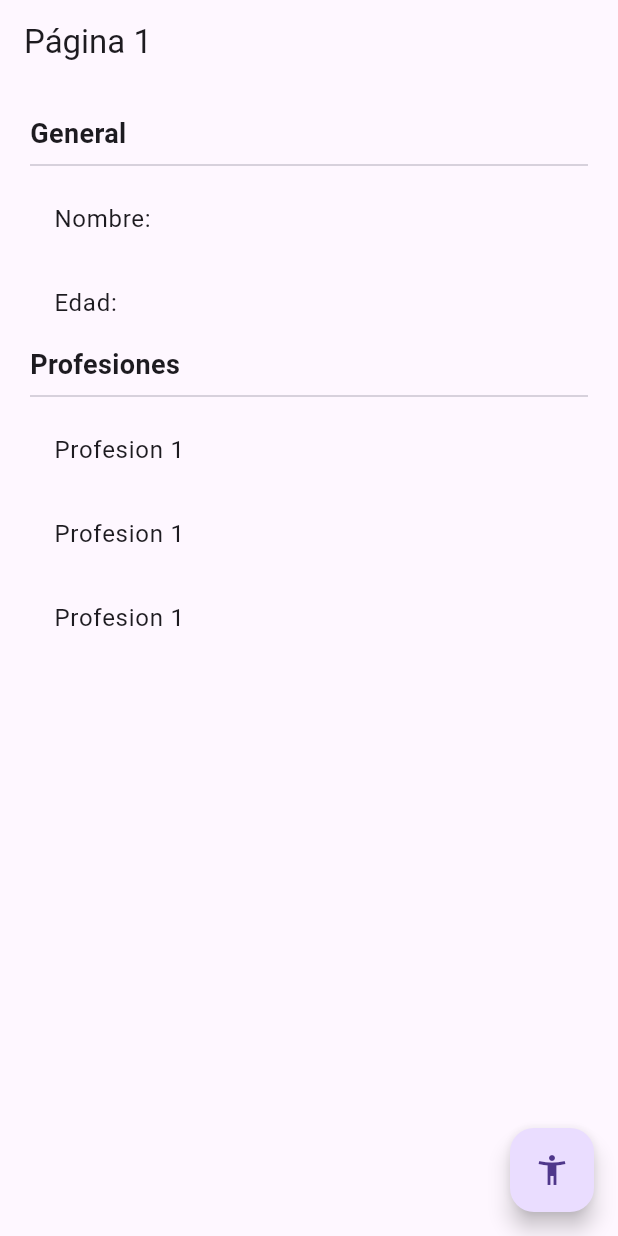
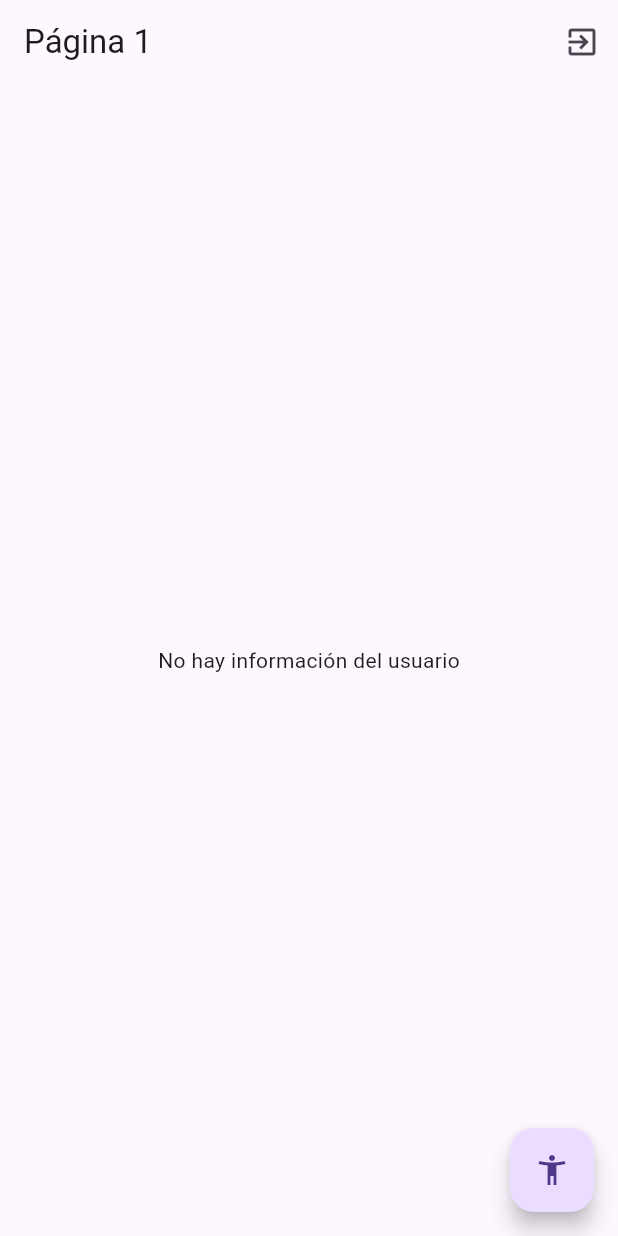
Before and after one commit to AlexanderZon/flutter_project_estados, a Flutter app: the screen it shows after launch, on a phone screen of 412 x 824 dp. Run offline on Flutter 3.47's test engine with Material 3 defaults, Android fonts, the phone set to English and light mode, and no system bars; our stand-ins replace flutter_bloc.

Commit message:
Finaliza rama cubit

```diff
--- /dev/null
+++ b/lib/bloc/usuario/usuario_cubit.dart
@@ -0,0 +1,38 @@
+import 'package:flutter_bloc/flutter_bloc.dart';
+import 'package:meta/meta.dart';
+import 'package:project_estados/models/usuario.dart';
+
+part 'usuario_state.dart';
+
+class UsuarioCubit extends Cubit<UsuarioState> {
+  UsuarioCubit() : super(UsuarioInitial());
+
+  void seleccionarUsuario(Usuario value) {
+    emit(UsuarioActivo(value));
+  }
+
+  void cambiarEdad(int value) {
+    final currentState = state;
+    if (currentState is UsuarioActivo) {
+      final newUser = currentState.usuario.copyWith(edad: value);
+      emit(UsuarioActivo(newUser));
+    }
+  }
+
+  void agregarProfesion() {
+    final currentState = state;
+    if (currentState is UsuarioActivo) {
+      final List<String> newProfesiones = [
+        ...currentState.usuario.profesiones,
+        'Profesión ${currentState.usuario.profesiones.length + 1}',
+      ];
+      final newUser =
+          currentState.usuario.copyWith(profesiones: newProfesiones);
+      emit(UsuarioActivo(newUser));
+    }
+  }
+
+  void borrarUsuario() {
+    emit(UsuarioInitial());
+  }
+}
--- /dev/null
+++ b/lib/bloc/usuario/usuario_state.dart
@@ -0,0 +1,20 @@
+part of 'usuario_cubit.dart';
+
+@immutable
+abstract class UsuarioState {}
+
+class UsuarioInitial extends UsuarioState {
+  final existeUsuario = false;
+
+  @override
+  String toString() {
+    return 'Usuario Inicial: existeUsuario: false';
+  }
+}
+
+class UsuarioActivo extends UsuarioState {
+  final existeUsuario = true;
+  final Usuario usuario;
+
+  UsuarioActivo(this.usuario);
+}
--- a/lib/main.dart
+++ b/lib/main.dart
@@ -1,4 +1,6 @@
 import 'package:flutter/material.dart';
+import 'package:flutter_bloc/flutter_bloc.dart';
+import 'package:project_estados/bloc/usuario/usuario_cubit.dart';
 import 'package:project_estados/pages/pagina1_page.dart';
 import 'package:project_estados/pages/pagina2_page.dart';
 
@@ -12,7 +14,13 @@
   // This widget is the root of your application.
   @override
   Widget build(BuildContext context) {
-    return MaterialApp(
+    return MultiBlocProvider(
+      providers: [
+        BlocProvider(
+          create: (_) => UsuarioCubit(),
+        )
+      ],
+      child: MaterialApp(
         debugShowCheckedModeBanner: false,
         title: 'Material App',
         initialRoute: 'pagina1',
@@ -20,6 +28,7 @@
           'pagina1': (_) => Pagina1Page(),
           'pagina2': (_) => Pagina2Page(),
         },
+      ),
     );
   }
 }
--- a/lib/models/usuario.dart
+++ b/lib/models/usuario.dart
@@ -1,8 +1,19 @@
 class Usuario {
-  String nombre;
-  int edad;
-  List<String> profesiones;
+  final String nombre;
+  final int edad;
+  final List<String> profesiones;
 
   Usuario(
       {required this.nombre, required this.edad, required this.profesiones});
+
+  Usuario copyWith({
+    String? nombre,
+    int? edad,
+    List<String>? profesiones,
+  }) =>
+      Usuario(
+        nombre: nombre ?? this.nombre,
+        edad: edad ?? this.edad,
+        profesiones: profesiones ?? this.profesiones,
+      );
 }
--- a/lib/pages/pagina1_page.dart
+++ b/lib/pages/pagina1_page.dart
@@ -1,15 +1,25 @@
 import 'package:flutter/material.dart';
+import 'package:flutter_bloc/flutter_bloc.dart';
+import 'package:project_estados/bloc/usuario/usuario_cubit.dart';
+import 'package:project_estados/models/usuario.dart';
 
 class Pagina1Page extends StatelessWidget {
   const Pagina1Page({super.key});
 
   @override
   Widget build(BuildContext context) {
+    final usuarioCubit = context.read<UsuarioCubit>();
     return Scaffold(
       appBar: AppBar(
         title: const Text('Página 1'),
+        actions: [
+          IconButton(
+            icon: Icon(Icons.exit_to_app),
+            onPressed: () => usuarioCubit.borrarUsuario(),
+          )
+        ],
       ),
-      body: const InformacionUsuario(),
+      body: const BodyScaffold(),
       floatingActionButton: FloatingActionButton(
         child: const Icon(Icons.accessibility_new),
         onPressed: () => Navigator.pushNamed(context, 'pagina2'),
@@ -18,8 +28,47 @@
   }
 }
 
+class BodyScaffold extends StatelessWidget {
+  const BodyScaffold({
+    super.key,
+  });
+
+  @override
+  Widget build(BuildContext context) {
+    return BlocBuilder<UsuarioCubit, UsuarioState>(
+      builder: (_, state) {
+        switch (state.runtimeType) {
+          case UsuarioInitial:
+            return const Center(child: Text('No hay información del usuario'));
+          case UsuarioActivo:
+            return InformacionUsuario(
+              usuario: (state as UsuarioActivo).usuario,
+            );
+          default:
+            return const Center(child: Text('Estado desconocido'));
+        }
+        // if (state is UsuarioInitial) {
+        //   return const Center(
+        //     child: Text('No hay información del usuario'),
+        //   );
+        // } else if (state is UsuarioActivo) {
+        //   return InformacionUsuario(
+        //     usuario: state.usuario,
+        //   );
+        // } else {
+        //   return const Center(
+        //     child: Text('Estado desconocido'),
+        //   );
+        // }
+      },
+    );
+  }
+}
+
 class InformacionUsuario extends StatelessWidget {
+  final Usuario usuario;
   const InformacionUsuario({
+    required this.usuario,
     super.key,
   });
 
@@ -29,20 +78,18 @@
       height: double.infinity,
       width: double.infinity,
       padding: const EdgeInsets.all(20),
-      child: const Column(
+      child: Column(
         crossAxisAlignment: CrossAxisAlignment.start,
         children: [
-          Text('General',
+          const Text('General',
               style: TextStyle(fontSize: 18, fontWeight: FontWeight.bold)),
-          Divider(),
-          ListTile(title: Text('Nombre: ')),
-          ListTile(title: Text('Edad: ')),
-          Text('Profesiones',
+          const Divider(),
+          ListTile(title: Text('Nombre: ${usuario.nombre}')),
+          ListTile(title: Text('Edad: ${usuario.edad}')),
+          const Text('Profesiones',
               style: TextStyle(fontSize: 18, fontWeight: FontWeight.bold)),
-          Divider(),
-          ListTile(title: Text('Profesion 1')),
-          ListTile(title: Text('Profesion 1')),
-          ListTile(title: Text('Profesion 1')),
+          const Divider(),
+          ...usuario.profesiones.map((e) => ListTile(title: Text(e))).toList()
         ],
       ),
     );
```
Also changed, not shown: lib/pages/pagina2_page.dart (+17 -3 lines), pubspec.yaml (+5 -12 lines), pubspec.lock. Lines whose indentation alone changed are shown as unchanged.
